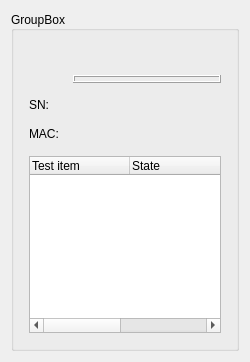
Old version of the form Robot_v1/tooling.ui in the repository wayneliu0512/Robot_v1.
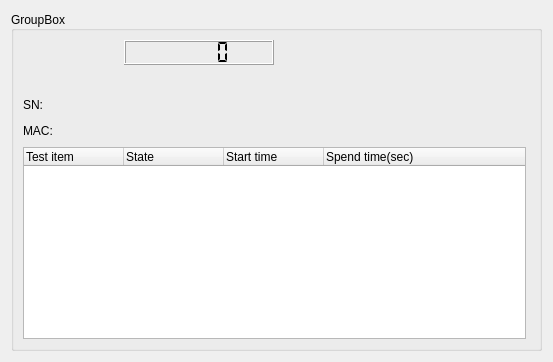
New version of the form. Icons and pictures are not drawn. Custom widgets are drawn as their Qt base class.

The edit to the form file:
```diff
--- a/Robot_v1/tooling.ui
+++ b/Robot_v1/tooling.ui
@@ -6,12 +6,12 @@
    <rect>
     <x>0</x>
     <y>0</y>
-    <width>250</width>
+    <width>553</width>
     <height>362</height>
    </rect>
   </property>
   <property name="sizePolicy">
-   <sizepolicy hsizetype="Maximum" vsizetype="Maximum">
+   <sizepolicy hsizetype="Preferred" vsizetype="Preferred">
     <horstretch>0</horstretch>
     <verstretch>0</verstretch>
    </sizepolicy>
@@ -24,7 +24,7 @@
   </property>
   <property name="maximumSize">
    <size>
-    <width>16777215</width>
+    <width>553</width>
     <height>16777215</height>
    </size>
   </property>
@@ -41,103 +41,13 @@
       <set>Qt::AlignLeading|Qt::AlignLeft|Qt::AlignVCenter</set>
      </property>
      <layout class="QGridLayout" name="gridLayout_2">
-      <property name="leftMargin">
-       <number>15</number>
-      </property>
-      <property name="topMargin">
-       <number>15</number>
-      </property>
-      <property name="rightMargin">
-       <number>15</number>
-      </property>
-      <property name="bottomMargin">
-       <number>15</number>
-      </property>
-      <property name="spacing">
-       <number>15</number>
-      </property>
       <item row="0" column="0">
-       <widget class="Light" name="label_light">
-        <property name="maximumSize">
-         <size>
-          <width>50</width>
-          <height>50</height>
-         </size>
-        </property>
-        <property name="text">
-         <string/>
-        </property>
-        <property name="pixmap">
-         <pixmap resource="myresourse.qrc">:/lights/IMG_Grey.png</pixmap>
-        </property>
-        <property name="scaledContents">
-         <bool>true</bool>
-        </property>
-       </widget>
-      </item>
-      <item row="1" column="0" colspan="3">
-       <layout class="QVBoxLayout" name="verticalLayout">
+       <layout class="QHBoxLayout" name="horizontalLayout_3" stretch="0,0">
         <item>
-         <layout class="QHBoxLayout" name="horizontalLayout">
-          <item>
-           <widget class="QLabel" name="label">
-            <property name="text">
-             <string>SN:</string>
-            </property>
-           </widget>
-          </item>
-          <item>
-           <widget class="QLabel" name="label_SN">
-            <property name="text">
-             <string/>
-            </property>
-           </widget>
-          </item>
-         </layout>
-        </item>
-        <item>
-         <layout class="QHBoxLayout" name="horizontalLayout_2">
-          <item>
-           <widget class="QLabel" name="label_3">
-            <property name="text">
-             <string>MAC:</string>
-            </property>
-           </widget>
-          </item>
-          <item>
-           <widget class="QLabel" name="label_MAC">
-            <property name="text">
-             <string/>
-            </property>
-           </widget>
-          </item>
-         </layout>
-        </item>
-       </layout>
-      </item>
-      <item row="0" column="1" colspan="2">
-       <layout class="QVBoxLayout" name="verticalLayout_2">
-        <property name="sizeConstraint">
-         <enum>QLayout::SetDefaultConstraint</enum>
-        </property>
-        <item>
-         <widget class="QLabel" name="label_State">
-          <property name="sizePolicy">
-           <sizepolicy hsizetype="Preferred" vsizetype="Preferred">
-            <horstretch>0</horstretch>
-            <verstretch>0</verstretch>
-           </sizepolicy>
+         <widget class="Light" name="label_light">
+          <property name="enabled">
+           <bool>true</bool>
           </property>
-          <property name="statusTip">
-           <string>DUT test state.</string>
-          </property>
-          <property name="text">
-           <string/>
-          </property>
-         </widget>
-        </item>
-        <item>
-         <widget class="QLCDNumber" name="clock">
           <property name="sizePolicy">
            <sizepolicy hsizetype="Preferred" vsizetype="Preferred">
             <horstretch>0</horstretch>
@@ -150,20 +60,87 @@
             <height>16777215</height>
            </size>
           </property>
-          <property name="statusTip">
-           <string>DUT test time. </string>
+          <property name="text">
+           <string/>
           </property>
-          <property name="layoutDirection">
-           <enum>Qt::LeftToRight</enum>
+          <property name="pixmap">
+           <pixmap resource="myresourse.qrc">:/lights/IMG_Grey.png</pixmap>
           </property>
-          <property name="segmentStyle">
-           <enum>QLCDNumber::Flat</enum>
+          <property name="scaledContents">
+           <bool>false</bool>
           </property>
          </widget>
         </item>
+        <item>
+         <layout class="QVBoxLayout" name="verticalLayout_2">
+          <item>
+           <widget class="QLCDNumber" name="clock">
+            <property name="sizePolicy">
+             <sizepolicy hsizetype="Preferred" vsizetype="Preferred">
+              <horstretch>0</horstretch>
+              <verstretch>0</verstretch>
+             </sizepolicy>
+            </property>
+            <property name="minimumSize">
+             <size>
+              <width>150</width>
+              <height>25</height>
+             </size>
+            </property>
+            <property name="maximumSize">
+             <size>
+              <width>200</width>
+              <height>16777215</height>
+             </size>
+            </property>
+            <property name="statusTip">
+             <string>DUT test time. </string>
+            </property>
+            <property name="layoutDirection">
+             <enum>Qt::LeftToRight</enum>
+            </property>
+            <property name="segmentStyle">
+             <enum>QLCDNumber::Flat</enum>
+            </property>
+           </widget>
+          </item>
+          <item>
+           <widget class="QLabel" name="label_State">
+            <property name="sizePolicy">
+             <sizepolicy hsizetype="Preferred" vsizetype="Preferred">
+              <horstretch>0</horstretch>
+              <verstretch>0</verstretch>
+             </sizepolicy>
+            </property>
+            <property name="statusTip">
+             <string>DUT test state.</string>
+            </property>
+            <property name="text">
+             <string/>
+            </property>
+           </widget>
+          </item>
+         </layout>
+        </item>
        </layout>
       </item>
-      <item row="2" column="0" colspan="3">
+      <item row="0" column="1">
+       <spacer name="horizontalSpacer">
+        <property name="orientation">
+         <enum>Qt::Horizontal</enum>
+        </property>
+        <property name="sizeType">
+         <enum>QSizePolicy::Preferred</enum>
+        </property>
+        <property name="sizeHint" stdset="0">
+         <size>
+          <width>40</width>
+          <height>20</height>
+         </size>
+        </property>
+       </spacer>
+      </item>
+      <item row="2" column="0" colspan="2">
        <widget class="QTreeWidget" name="treeWidget">
         <property name="sizePolicy">
          <sizepolicy hsizetype="Preferred" vsizetype="Preferred">
@@ -174,12 +151,12 @@
         <property name="minimumSize">
          <size>
           <width>0</width>
-          <height>130</height>
+          <height>150</height>
          </size>
         </property>
         <property name="maximumSize">
          <size>
-          <width>16777215</width>
+          <width>503</width>
           <height>16777215</height>
          </size>
         </property>
@@ -208,6 +185,46 @@
         </column>
        </widget>
       </item>
+      <item row="1" column="0">
+       <layout class="QVBoxLayout" name="verticalLayout">
+        <item>
+         <layout class="QHBoxLayout" name="horizontalLayout">
+          <item>
+           <widget class="QLabel" name="label">
+            <property name="text">
+             <string>SN:</string>
+            </property>
+           </widget>
+          </item>
+          <item>
+           <widget class="QLabel" name="label_SN">
+            <property name="text">
+             <string/>
+            </property>
+           </widget>
+          </item>
+         </layout>
+        </item>
+        <item>
+         <layout class="QHBoxLayout" name="horizontalLayout_2">
+          <item>
+           <widget class="QLabel" name="label_3">
+            <property name="text">
+             <string>MAC:</string>
+            </property>
+           </widget>
+          </item>
+          <item>
+           <widget class="QLabel" name="label_MAC">
+            <property name="text">
+             <string/>
+            </property>
+           </widget>
+          </item>
+         </layout>
+        </item>
+       </layout>
+      </item>
      </layout>
     </widget>
    </item>
```
